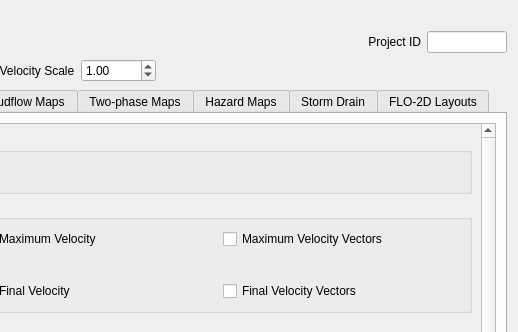
Above: flo2d_mapcrafter/flo2d_mapcrafter_dialog_base.ui from FLO-2DSoftware/FLO-2DMapCrafter before the change; both pictures show x 307 to 825 and y 0 to 332 of the 825 by 721 pixel window. Below: the same form after it.
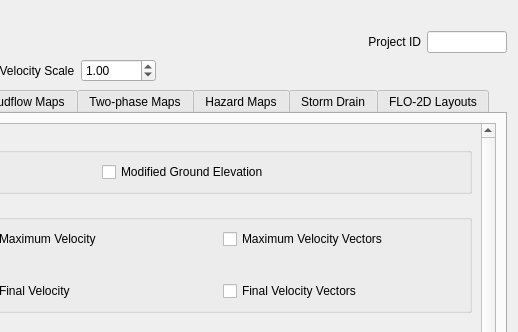
That is the form after the change. The open tabs and pages were chosen to show the change. Custom widgets are drawn as their Qt base class.

Commit message: Fix default tab as "Summary"

What changed in the file:
```diff
--- a/flo2d_mapcrafter/flo2d_mapcrafter_dialog_base.ui
+++ b/flo2d_mapcrafter/flo2d_mapcrafter_dialog_base.ui
@@ -526,8 +526,8 @@
            <rect>
             <x>0</x>
             <y>0</y>
-            <width>406</width>
-            <height>545</height>
+            <width>773</width>
+            <height>485</height>
            </rect>
           </property>
           <layout class="QGridLayout" name="gridLayout_99">
@@ -723,6 +723,28 @@
                     </property>
                    </widget>
                   </item>
+                  <item row="0" column="1">
+                   <widget class="QCheckBox" name="mge_cw_cb">
+                    <property name="enabled">
+                     <bool>true</bool>
+                    </property>
+                    <property name="acceptDrops">
+                     <bool>true</bool>
+                    </property>
+                    <property name="toolTip">
+                     <string>&lt;html&gt;&lt;head/&gt;&lt;body&gt;&lt;p&gt;TOPO.DAT: Grid element, x- and y-coordinates, and their elevations (ft or m).&lt;/p&gt;&lt;/body&gt;&lt;/html&gt;</string>
+                    </property>
+                    <property name="toolTipDuration">
+                     <number>0</number>
+                    </property>
+                    <property name="whatsThis">
+                     <string/>
+                    </property>
+                    <property name="text">
+                     <string>Modified Ground Elevation</string>
+                    </property>
+                   </widget>
+                  </item>
                  </layout>
                 </item>
                </layout>
```
Left out of the diff: 24 changed lines with no effect on the pictures.
